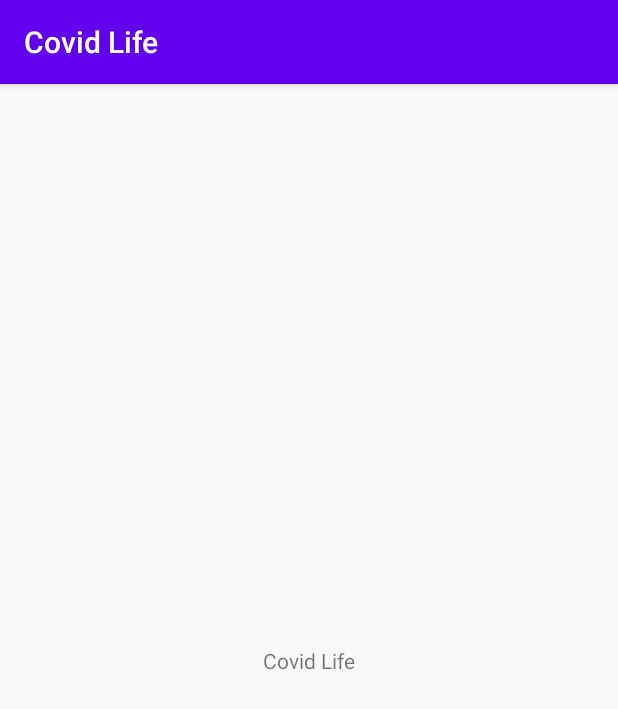
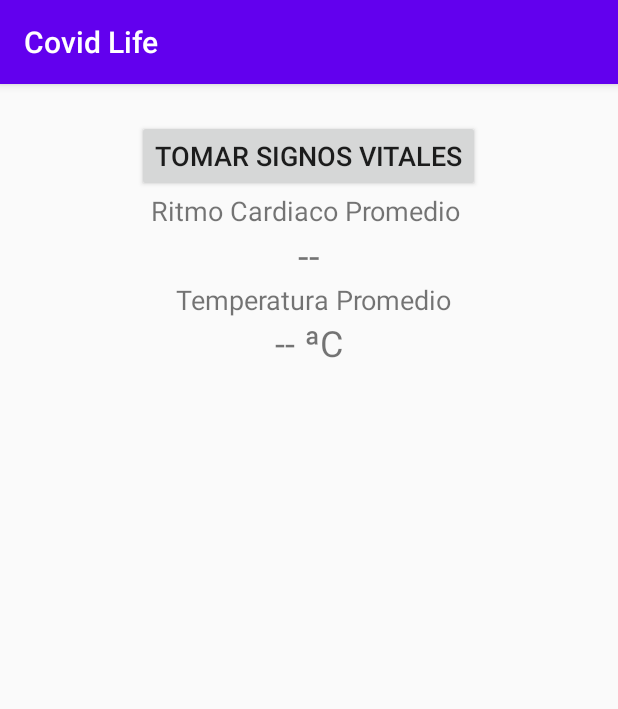
Before and after one commit to OscarToaquiza/covid_life_git, an Android app: the screen it shows after launch (pre_camera), on a phone screen of 412 x 824 dp. Shown: the top 709 px of the screen. Run offline under Robolectric (Android 15) with nearby library versions, the phone set to English and light mode, and no system bars.

Commit message:
Etiquetas de Strings.

```diff
--- a/app/src/main/java/com/covid/life/manage/camera/pre_camera.java
+++ b/app/src/main/java/com/covid/life/manage/camera/pre_camera.java
@@ -2,7 +2,10 @@ package com.covid.life.manage.camera;
 
 import androidx.appcompat.app.AppCompatActivity;
 
+import android.content.Intent;
 import android.os.Bundle;
+import android.view.View;
+import android.widget.Button;
 import android.widget.Toast;
 
 import com.covid.life.R;
@@ -10,6 +13,9 @@ import com.covid.life.R;
 import org.opencv.android.OpenCVLoader;
 
 public class pre_camera extends AppCompatActivity {
+
+    Button btnIrTemperatura;
+
 
     @Override
     protected void onCreate(Bundle savedInstanceState) {
@@ -22,5 +28,16 @@ public class pre_camera extends AppCompatActivity {
             Toast.makeText(this,"Erro al cargar OpenCV... :(", Toast.LENGTH_LONG).show();
         }
 
+        btnIrTemperatura = findViewById(R.id.btnIrTemperatura);
+        btnIrTemperatura.setOnClickListener(new View.OnClickListener() {
+            @Override
+            public void onClick(View v) {
+                //Intent formularioLayout = new Intent( v.getContext() , MainActivity.class);
+                //startActivity(formularioLayout);
+            }
+        });
+
+
+
     }
 }
--- a/app/src/main/res/layout/activity_pre_camera.xml
+++ b/app/src/main/res/layout/activity_pre_camera.xml
@@ -1,18 +1,57 @@
 <?xml version="1.0" encoding="utf-8"?>
-<androidx.constraintlayout.widget.ConstraintLayout xmlns:android="http://schemas.android.com/apk/res/android"
+<LinearLayout xmlns:android="http://schemas.android.com/apk/res/android"
     xmlns:app="http://schemas.android.com/apk/res-auto"
     xmlns:tools="http://schemas.android.com/tools"
     android:layout_width="match_parent"
     android:layout_height="match_parent"
-    tools:context=".manage.camera.pre_camera">
+    tools:context=".manage.camera.pre_camera"
+    android:orientation="vertical">
+    <Button
+        android:id="@+id/btnIrTemperatura"
+        android:layout_width="wrap_content"
+        android:layout_height="wrap_content"
+        android:layout_marginTop="24dp"
+        android:text="@string/btn_tomar_pulsos"
+        android:textSize="18sp"
+        android:layout_gravity="center"
+        />
 
     <TextView
         android:id="@+id/textView"
-        android:layout_width="wrap_content"
+        style="@style/Widget.AppCompat.TextView"
+        android:layout_width="match_parent"
         android:layout_height="wrap_content"
-        android:text="@string/app_name"
-        app:layout_constraintBottom_toBottomOf="parent"
-        app:layout_constraintEnd_toEndOf="parent"
-        app:layout_constraintStart_toStartOf="parent"
-        app:layout_constraintTop_toTopOf="parent" />
-</androidx.constraintlayout.widget.ConstraintLayout>
+        android:gravity="center_horizontal"
+        android:text="@string/text__titulo_pulso_cardiaco"
+        android:textSize="18sp"
+        android:textStyle="normal"
+        android:layout_marginRight="5dp"
+        />
+    <TextView
+        android:id="@+id/textView3"
+        android:layout_width="match_parent"
+        android:layout_height="wrap_content"
+        android:gravity="center_horizontal"
+        android:text="@string/text_pulso_cardiaco"
+        android:textSize="25sp" />
+    <TextView
+        android:id="@+id/textView2"
+        style="@style/Widget.AppCompat.TextView"
+        android:layout_width="match_parent"
+        android:layout_height="wrap_content"
+        android:gravity="center_horizontal"
+        android:text="@string/text_tiutlo_temperatura"
+        android:textSize="18sp"
+        android:layout_marginLeft="5dp"
+        />
+    <TextView
+        android:id="@+id/textView4"
+        style="@android:style/Widget.DeviceDefault.Light.TextView"
+        android:layout_width="match_parent"
+        android:layout_height="wrap_content"
+        android:gravity="center_horizontal"
+        android:text="@string/text_temperatura"
+        android:textSize="24sp"
+        android:textStyle="normal" />
+
+</LinearLayout>
--- a/app/src/main/res/values/strings.xml
+++ b/app/src/main/res/values/strings.xml
@@ -1,3 +1,10 @@
 <resources>
     <string name="app_name">Covid Life</string>
+    <string name="btn_home">Iniciar</string>
+
+    <string name="btn_tomar_pulsos">Tomar Signos Vitales</string>
+    <string name="text__titulo_pulso_cardiaco">Ritmo Cardiaco Promedio</string>
+    <string name="text_pulso_cardiaco"> -- </string>
+    <string name="text_tiutlo_temperatura">Temperatura Promedio</string>
+    <string name="text_temperatura"> -- ªC </string>
 </resources>
```
